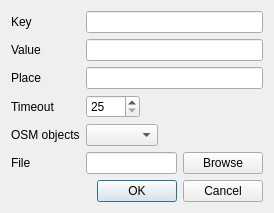
Old version of the form ui/quick_query.ui in the repository 3liz/QuickOSM.
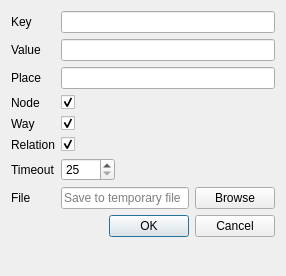
New version of the form.

Commit message: Add QuickQuery process

```diff
--- a/ui/quick_query.ui
+++ b/ui/quick_query.ui
@@ -6,8 +6,8 @@
    <rect>
     <x>0</x>
     <y>0</y>
-    <width>274</width>
-    <height>201</height>
+    <width>286</width>
+    <height>276</height>
    </rect>
   </property>
   <property name="windowTitle">
@@ -49,42 +49,65 @@
      <item row="2" column="1">
       <widget class="QLineEdit" name="lineEdit_nominatim"/>
      </item>
-     <item row="5" column="1">
-      <layout class="QHBoxLayout" name="horizontalLayout">
-       <item>
-        <widget class="QLineEdit" name="lineEdit_browseFile"/>
-       </item>
-       <item>
-        <widget class="QPushButton" name="pushButton">
-         <property name="text">
-          <string>Browse</string>
-         </property>
-        </widget>
-       </item>
-      </layout>
-     </item>
-     <item row="5" column="0">
-      <widget class="QLabel" name="label_4">
-       <property name="text">
-        <string>File</string>
-       </property>
-      </widget>
-     </item>
-     <item row="6" column="1">
-      <widget class="QDialogButtonBox" name="buttonBox">
-       <property name="standardButtons">
-        <set>QDialogButtonBox::Cancel|QDialogButtonBox::Ok</set>
-       </property>
-      </widget>
-     </item>
      <item row="3" column="0">
+      <widget class="QLabel" name="label_7">
+       <property name="text">
+        <string>Node</string>
+       </property>
+      </widget>
+     </item>
+     <item row="3" column="1">
+      <widget class="QCheckBox" name="checkBox_node">
+       <property name="text">
+        <string/>
+       </property>
+       <property name="checked">
+        <bool>true</bool>
+       </property>
+      </widget>
+     </item>
+     <item row="4" column="0">
+      <widget class="QLabel" name="label_8">
+       <property name="text">
+        <string>Way</string>
+       </property>
+      </widget>
+     </item>
+     <item row="4" column="1">
+      <widget class="QCheckBox" name="checkBox_way">
+       <property name="text">
+        <string/>
+       </property>
+       <property name="checked">
+        <bool>true</bool>
+       </property>
+      </widget>
+     </item>
+     <item row="5" column="0">
+      <widget class="QLabel" name="label_9">
+       <property name="text">
+        <string>Relation</string>
+       </property>
+      </widget>
+     </item>
+     <item row="5" column="1">
+      <widget class="QCheckBox" name="checkBox_relation">
+       <property name="text">
+        <string/>
+       </property>
+       <property name="checked">
+        <bool>true</bool>
+       </property>
+      </widget>
+     </item>
+     <item row="6" column="0">
       <widget class="QLabel" name="label_5">
        <property name="text">
         <string>Timeout</string>
        </property>
       </widget>
      </item>
-     <item row="3" column="1">
+     <item row="6" column="1">
       <widget class="QSpinBox" name="spinBox_timeout">
        <property name="buttonSymbols">
         <enum>QAbstractSpinBox::UpDownArrows</enum>
@@ -100,15 +123,37 @@
        </property>
       </widget>
      </item>
-     <item row="4" column="0">
-      <widget class="QLabel" name="label_6">
+     <item row="7" column="0">
+      <widget class="QLabel" name="label_4">
        <property name="text">
-        <string>OSM objects</string>
+        <string>File</string>
        </property>
       </widget>
      </item>
-     <item row="4" column="1">
-      <widget class="QComboBox" name="comboBox_osmObjects"/>
+     <item row="7" column="1">
+      <layout class="QHBoxLayout" name="horizontalLayout">
+       <item>
+        <widget class="QLineEdit" name="lineEdit_browseFile">
+         <property name="placeholderText">
+          <string>Save to temporary file</string>
+         </property>
+        </widget>
+       </item>
+       <item>
+        <widget class="QPushButton" name="pushButton_browse_output_file">
+         <property name="text">
+          <string>Browse</string>
+         </property>
+        </widget>
+       </item>
+      </layout>
+     </item>
+     <item row="8" column="1">
+      <widget class="QDialogButtonBox" name="buttonBox">
+       <property name="standardButtons">
+        <set>QDialogButtonBox::Cancel|QDialogButtonBox::Ok</set>
+       </property>
+      </widget>
      </item>
     </layout>
    </item>
```
The commit also changes 6 other files.
